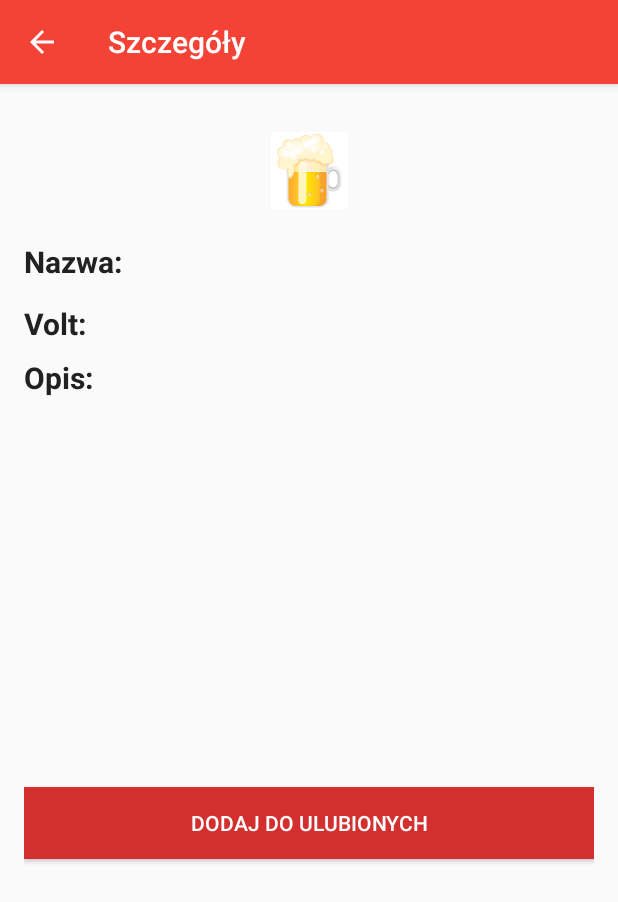
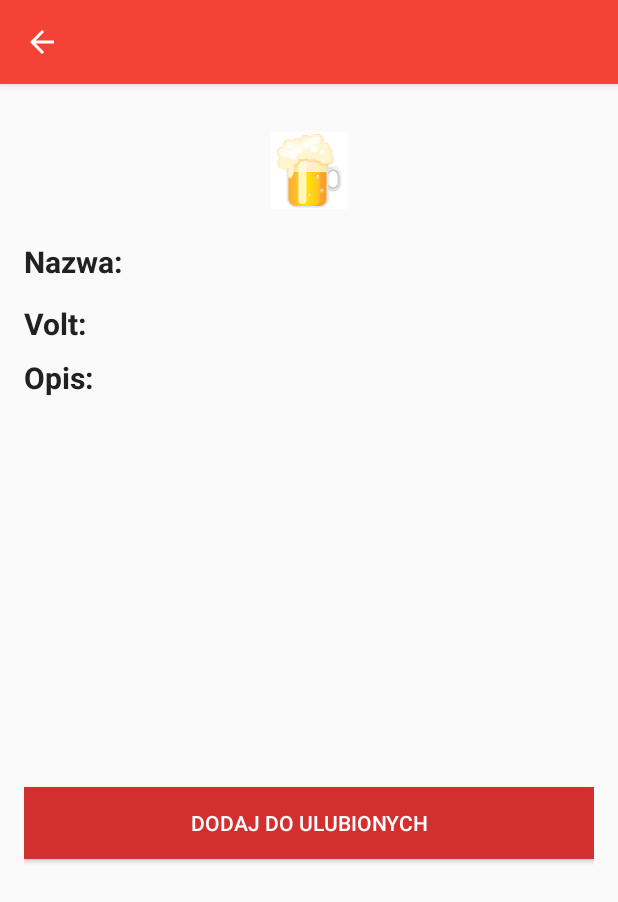
Before and after one commit to krzysztofstepnikowski/BreweryDB, an Android app: the AboutBeerActivity screen opened directly, with no data from a screen before it, on a phone screen of 412 x 824 dp. Shown: the top 902 px of the screen. Run offline under Robolectric (Android 15) with nearby library versions, the phone set to English and light mode, and no system bars; our stand-ins replace Picasso; pictures from the network do not load; 5 statements that could not run were skipped.

Commit message:
Ustawienie nazwy piwa w Toolbar Activity

```diff
--- a/app/src/main/java/com/example/krzysiek/brewerydb/AboutBeerActivity.java
+++ b/app/src/main/java/com/example/krzysiek/brewerydb/AboutBeerActivity.java
@@ -36,6 +36,7 @@ public class AboutBeerActivity extends AppCompatActivity {
 
         getSupportActionBar().setDisplayHomeAsUpEnabled(true);
 
+
         Bundle extras = getIntent().getExtras();
 
 
@@ -43,6 +44,9 @@ public class AboutBeerActivity extends AppCompatActivity {
         String nameBeer = extras.getString("nameBeer");
         String abvBeer = extras.getString("abvBeer");
         String descriptionBeer = extras.getString("descriptionBeer");
+
+
+        getSupportActionBar().setTitle(nameBeer);
 
         imageViewBeerDetails = (ImageView) findViewById(R.id.imageViewBeerDetails);
         Picasso.with(imageViewBeerDetails.getContext())
```
